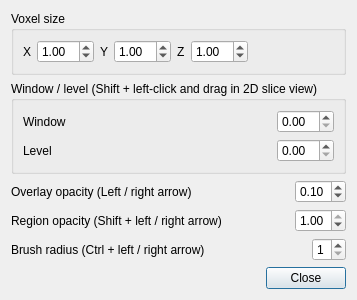
Old version of the form qt/SettingsDialog.ui in the repository RENCI/Segmentor.
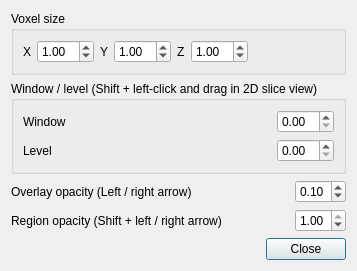
New version of the form.

Commit message: Finish GUI reorganization to move brush radius back to main window

Diff of the .ui file:
```diff
--- a/qt/SettingsDialog.ui
+++ b/qt/SettingsDialog.ui
@@ -7,7 +7,7 @@
     <x>0</x>
     <y>0</y>
     <width>314</width>
-    <height>279</height>
+    <height>251</height>
    </rect>
   </property>
   <property name="windowTitle">
@@ -290,46 +290,6 @@
      </item>
     </layout>
    </item>
-   <item>
-    <layout class="QHBoxLayout" name="horizontalLayout_4">
-     <item>
-      <widget class="QLabel" name="label_9">
-       <property name="sizePolicy">
-        <sizepolicy hsizetype="Preferred" vsizetype="Preferred">
-         <horstretch>0</horstretch>
-         <verstretch>0</verstretch>
-        </sizepolicy>
-       </property>
-       <property name="text">
-        <string>Brush radius (Ctrl + left / right arrow) </string>
-       </property>
-      </widget>
-     </item>
-     <item>
-      <spacer name="horizontalSpacer_5">
-       <property name="orientation">
-        <enum>Qt::Horizontal</enum>
-       </property>
-       <property name="sizeHint" stdset="0">
-        <size>
-         <width>40</width>
-         <height>20</height>
-        </size>
-       </property>
-      </spacer>
-     </item>
-     <item>
-      <widget class="QSpinBox" name="brushRadiusSpinBox">
-       <property name="minimum">
-        <number>1</number>
-       </property>
-       <property name="maximum">
-        <number>5</number>
-       </property>
-      </widget>
-     </item>
-    </layout>
-   </item>
    <item>
     <spacer name="verticalSpacer">
      <property name="orientation">
```
The commit also changes 8 other files.
